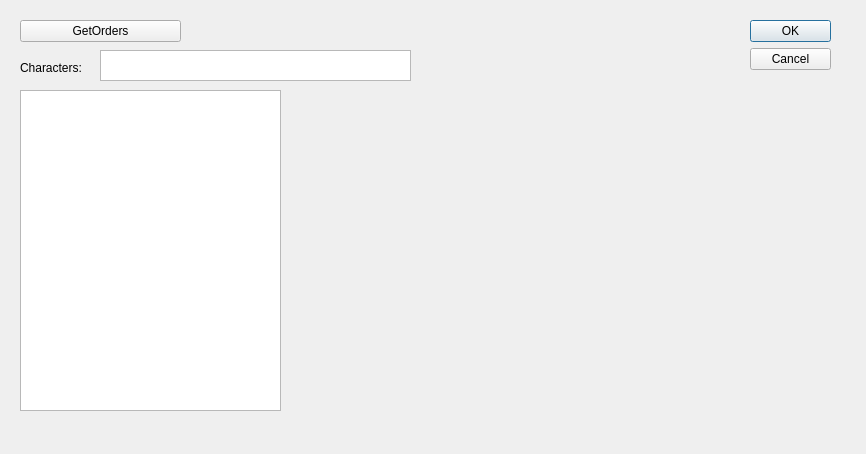
This is listview.ui in Gance54/test_qt as Qt 5 draws it before an edit. The edited form follows.
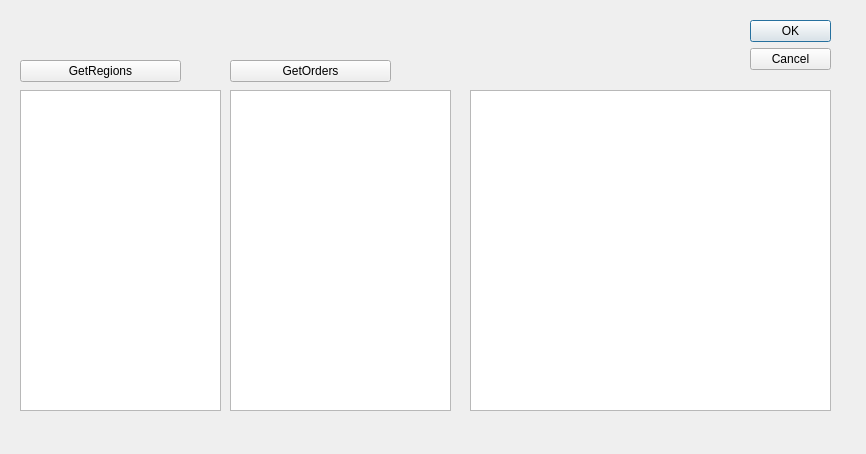
This is the edited form.

```diff
--- a/listview.ui
+++ b/listview.ui
@@ -32,8 +32,8 @@
   <widget class="QPushButton" name="getMarketInfoButton">
    <property name="geometry">
     <rect>
-     <x>20</x>
-     <y>20</y>
+     <x>230</x>
+     <y>60</y>
      <width>161</width>
      <height>22</height>
     </rect>
@@ -47,31 +47,41 @@
     <rect>
      <x>20</x>
      <y>90</y>
-     <width>261</width>
+     <width>201</width>
      <height>321</height>
     </rect>
    </property>
   </widget>
-  <widget class="QLabel" name="label">
+  <widget class="QPushButton" name="GetRegions">
    <property name="geometry">
     <rect>
      <x>20</x>
      <y>60</y>
-     <width>81</width>
-     <height>16</height>
+     <width>161</width>
+     <height>22</height>
     </rect>
    </property>
    <property name="text">
-    <string>Characters:</string>
+    <string>GetRegions</string>
    </property>
   </widget>
-  <widget class="QPlainTextEdit" name="CharactersPlainTextEdit">
+  <widget class="QListWidget" name="ordersListWidget">
    <property name="geometry">
     <rect>
-     <x>100</x>
-     <y>50</y>
-     <width>311</width>
-     <height>31</height>
+     <x>230</x>
+     <y>90</y>
+     <width>221</width>
+     <height>321</height>
+    </rect>
+   </property>
+  </widget>
+  <widget class="QTextBrowser" name="goodTextBrowser">
+   <property name="geometry">
+    <rect>
+     <x>470</x>
+     <y>90</y>
+     <width>361</width>
+     <height>321</height>
     </rect>
    </property>
   </widget>
```
